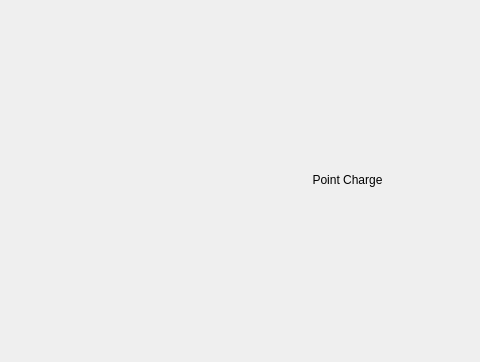
Before: the Qt Designer form view/ui/main_window.ui in PHYS-495-Jasper-Chris/Wavee, drawn with Qt 5; both pictures show x 320 to 800 and y 0 to 362 of the 800 by 600 pixel window.
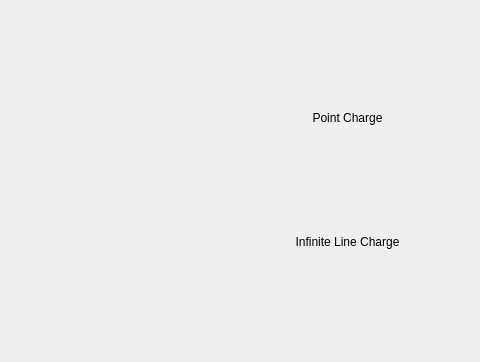
After: the same form once the commit is applied. Custom widgets are drawn as their Qt base class.

Commit message: paint straight line

```diff
--- a/view/ui/main_window.ui
+++ b/view/ui/main_window.ui
@@ -53,6 +53,29 @@
          </property>
         </widget>
        </item>
+       <item>
+        <widget class="QLabel" name="line_charge_drawing">
+         <property name="textInteractionFlags">
+          <set>Qt::NoTextInteraction</set>
+         </property>
+        </widget>
+       </item>
+       <item>
+        <widget class="QLabel" name="line_charge_label">
+         <property name="text">
+          <string>Infinite Line Charge</string>
+         </property>
+         <property name="textFormat">
+          <enum>Qt::PlainText</enum>
+         </property>
+         <property name="alignment">
+          <set>Qt::AlignHCenter|Qt::AlignTop</set>
+         </property>
+         <property name="textInteractionFlags">
+          <set>Qt::NoTextInteraction</set>
+         </property>
+        </widget>
+       </item>
       </layout>
      </widget>
     </item>
```
The commit also changes 1 other file.
